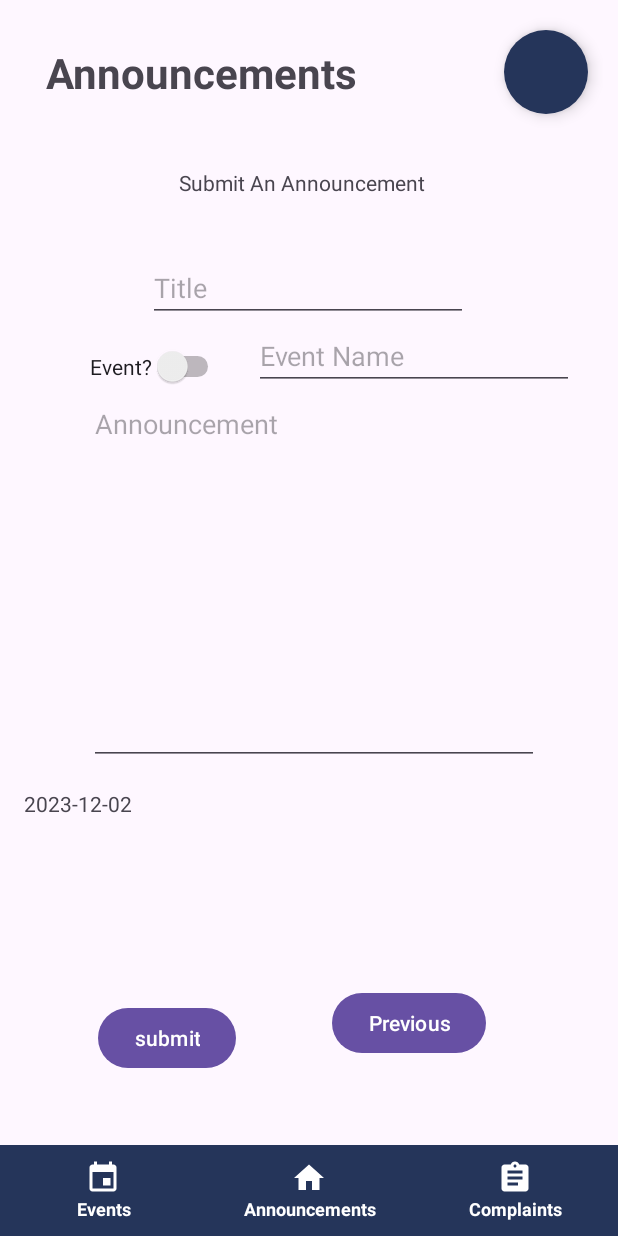
After one commit to MustafaTimbawala/B07GR12, an Android app: the fragment CreateAnnouncementFragment placed in its activity, on a phone screen of 412 x 824 dp. The commit adds this screen. Run offline under Robolectric (Android 15) with nearby library versions, the phone set to English and light mode, and no system bars; our stand-ins replace Firebase (no records; nobody signed in at launch, a user with empty details on screens opened directly); 1 statement that could not run was skipped.

Commit message:
added Mealad's code for creating announcements/complaints, and added my own code for navigation

```diff
--- /dev/null
+++ b/app/src/main/java/com/example/b07project/CreateAnnouncementFragment.java
@@ -0,0 +1,187 @@
+package com.example.b07project;
+
+import android.annotation.SuppressLint;
+import android.os.Bundle;
+
+import androidx.annotation.NonNull;
+import androidx.fragment.app.Fragment;
+import androidx.fragment.app.FragmentManager;
+import androidx.fragment.app.FragmentTransaction;
+
+import android.view.LayoutInflater;
+import android.view.View;
+import android.view.ViewGroup;
+import android.widget.CompoundButton;
+import android.widget.EditText;
+import android.widget.Switch;
+import android.widget.TextView;
+
+import com.google.android.material.snackbar.Snackbar;
+import com.google.firebase.database.DataSnapshot;
+import com.google.firebase.database.DatabaseError;
+import com.google.firebase.database.DatabaseReference;
+import com.google.firebase.database.FirebaseDatabase;
+import com.google.firebase.database.ValueEventListener;
+
+import java.time.LocalDate;
+import java.util.Objects;
+
+public class CreateAnnouncementFragment extends Fragment {
+
+    private static final String ARG_USERNAME = "username";
+    private static final String ARG_ADMIN = "admin";
+    private String username;
+    private boolean admin;
+    EditText announceTitle;
+    EditText announceInput;
+    EditText eventNameInput;
+    TextView announceHead;
+    TextView announceDate;
+    FirebaseDatabase firebase;
+
+    public CreateAnnouncementFragment() {} // Required empty public constructor
+
+    public static CreateAnnouncementFragment newInstance(String username, boolean admin) {
+        CreateAnnouncementFragment fragment = new CreateAnnouncementFragment();
+        Bundle args = new Bundle();
+        args.putString(ARG_USERNAME, username);
+        args.putBoolean(ARG_ADMIN, admin);
+        fragment.setArguments(args);
+        return fragment;
+    }
+
+    @Override
+    public void onCreate(Bundle savedInstanceState) {
+        super.onCreate(savedInstanceState);
+        Bundle args = getArguments();
+        if (args != null) {
+            username = args.getString(ARG_USERNAME);
+            admin = args.getBoolean(ARG_ADMIN);
+        }
+    }
+
+    @Override
+    public View onCreateView(LayoutInflater inflater, ViewGroup container,
+                             Bundle savedInstanceState) {
+        // Inflate the layout for this fragment
+        View view = inflater.inflate(R.layout.fragment_create_announcement, container, false);
+
+        announceInput = (EditText) view.findViewById(R.id.Announcement);
+        announceHead = (TextView) view.findViewById(R.id.AnnounceHead);
+        announceTitle = (EditText) view.findViewById(R.id.AnnounceTitle);
+        eventNameInput = (EditText) view.findViewById(R.id.eventName);
+
+        eventNameInput.setFocusable(false);
+
+        LocalDate myObj = null;
+        if (android.os.Build.VERSION.SDK_INT >= android.os.Build.VERSION_CODES.O) {
+            myObj = LocalDate.now();
+        }
+
+        firebase = FirebaseDatabase.getInstance("https://complaints-c256f-default-rtdb.firebaseio.com");
+        DatabaseReference announceRef = firebase.getReference("Announcements");
+        DatabaseReference eventsRef = firebase.getReference("Events");
+        announceDate = (TextView) view.findViewById(R.id.AnnounceDate);
+        announceDate.setText(myObj.toString());
+
+        LocalDate finalMyObj = myObj;
+        view.findViewById(R.id.button_second).setOnClickListener(new View.OnClickListener() {
+            @Override
+            public void onClick(View view) {
+                announceRef.addListenerForSingleValueEvent(new ValueEventListener() {
+                    int id=0;
+                    @Override
+                    public void onDataChange(@NonNull DataSnapshot snapshot) {
+                        for (DataSnapshot child: snapshot.getChildren()){
+                            id++;
+                        }
+                        String title = announceTitle.getText().toString();
+                        String content = announceInput.getText().toString();
+                        @SuppressLint("UseSwitchCompatOrMaterialCode") Switch eventSwitch = view.findViewById(R.id.eventSwitch);
+                        if (eventSwitch.isChecked()){
+                            String eventName = eventNameInput.getText().toString();
+
+                            if(eventName.replaceAll("\\s+", "").equals("") || title.replaceAll("\\s+", "").equals("") || content.replaceAll("\\s+", "").equals("")) {
+                                Snackbar.make(view, "Fields cannot be empty", Snackbar.LENGTH_LONG)
+                                        .setAnchorView(R.id.button_second)
+                                        .setAction("Action", null).show();
+                            }
+
+                            else{
+                                eventsRef.addListenerForSingleValueEvent(new ValueEventListener() {
+                                    boolean eventOccur = false;
+                                    @Override
+                                    public void onDataChange(@NonNull DataSnapshot snapshot1) {
+                                        for (DataSnapshot child1: snapshot1.getChildren()){
+                                            if (Objects.requireNonNull(child1.child("Name").getValue()).toString().equals(eventName)){
+                                                eventOccur = true;
+                                            }
+                                        }
+                                        if (!eventOccur){
+                                            Snackbar.make(view, "Event does not exist.", Snackbar.LENGTH_LONG)
+                                                    .setAnchorView(R.id.button_second)
+                                                    .setAction("Action", null).show();
+                                        }
+                                        else{
+                                            announceRef.child("Announcement" + (id+1)).child("Title").setValue(title);
+                                            announceRef.child("Announcement" + (id+1)).child("Event Name").setValue(eventName);
+                                            announceRef.child("Announcement" + (id+1)).child("Content").setValue(content);
+                                            announceRef.child("Announcement" + (id+1)).child("Date").setValue(finalMyObj.toString());
+                                            announceRef.child("Announcement" + (id+1)).child("ID").setValue(id+1);
+                                        }
+                                    }
+
+                                    @Override
+                                    public void onCancelled(@NonNull DatabaseError error) {
+
+                                    }
+                                });
+                            }
+                        }
+                        else{
+                            if(title.replaceAll("\\s+", "").equals("") || content.replaceAll("\\s+", "").equals("")) {
+                                Snackbar.make(view, "Fields cannot be empty", Snackbar.LENGTH_LONG)
+                                        .setAnchorView(R.id.button_second)
+                                        .setAction("Action", null).show();
+                            }
+                            else{
+                                announceRef.child("Announcement" + (id+1)).child("Title").setValue(title);
+                                announceRef.child("Announcement" + (id+1)).child("Content").setValue(content);
+                                announceRef.child("Announcement" + (id+1)).child("Event Name").setValue("");
+                                announceRef.child("Announcement" + (id+1)).child("Date").setValue(finalMyObj.toString());
+                                announceRef.child("Announcement" + (id+1)).child("ID").setValue(id+1);
+                            }
+                        }
+                    }
+
+                    @Override
+                    public void onCancelled(@NonNull DatabaseError error) {
+
+                    }
+
+                });
+                FragmentManager fragmentManager = getActivity().getSupportFragmentManager();
+                FragmentTransaction fragmentTransaction = fragmentManager.beginTransaction();
+                fragmentTransaction.replace(R.id.mainFragment, ViewAnnouncementFragment.newInstance(username, admin));
+                fragmentTransaction.commit();
+            }
+        });
+
+        ((Switch)view.findViewById(R.id.eventSwitch)).setOnCheckedChangeListener(new CompoundButton.OnCheckedChangeListener() {
+            EditText eventName = (EditText) view.findViewById(R.id.eventName);
+            @Override
+            public void onCheckedChanged(CompoundButton buttonView, boolean isChecked) {
+                if (isChecked){
+                    eventName.setFocusableInTouchMode(true);
+                }
+                else {
+                    eventName.setFocusable(false);
+                    eventName.setText("");
+                }
+            }
+
+        });
+
+        return view;
+    }
+}
--- a/app/src/main/java/com/example/b07project/ViewAnnouncementFragment.java
+++ b/app/src/main/java/com/example/b07project/ViewAnnouncementFragment.java
@@ -1,10 +1,11 @@
 package com.example.b07project;
 
-import android.content.Intent;
 import android.os.Bundle;
 
 import androidx.annotation.NonNull;
 import androidx.fragment.app.Fragment;
+import androidx.fragment.app.FragmentManager;
+import androidx.fragment.app.FragmentTransaction;
 import androidx.recyclerview.widget.LinearLayoutManager;
 import androidx.recyclerview.widget.RecyclerView;
 
@@ -12,7 +13,6 @@ import android.util.Log;
 import android.view.LayoutInflater;
 import android.view.View;
 import android.view.ViewGroup;
-import android.widget.Button;
 
 import com.google.firebase.database.DataSnapshot;
 import com.google.firebase.database.DatabaseError;
@@ -63,6 +63,17 @@ public class ViewAnnouncementFragment extends Fragment {
                              Bundle savedInstanceState) {
         // Inflate the layout for this fragment
         View view = inflater.inflate(R.layout.fragment_view_announcement, container, false);
+
+        view.findViewById(R.id.createAnnouncement).setOnClickListener(new View.OnClickListener() {
+            @Override
+            public void onClick(View v) {
+                FragmentManager fragmentManager = getActivity().getSupportFragmentManager();
+                FragmentTransaction fragmentTransaction = fragmentManager.beginTransaction();
+                fragmentTransaction.replace(R.id.mainFragment, CreateAnnouncementFragment.newInstance(username, admin));
+                fragmentTransaction.commit();
+            }
+        });
+
         RecyclerView recyclerView = view.findViewById(R.id.recyclerView);
         announcementList = new ArrayList<>();
         adapter = new AnnouncementAdapter(announcementList);
@@ -70,6 +81,7 @@ public class ViewAnnouncementFragment extends Fragment {
         recyclerView.setAdapter(adapter);
 
         if (!admin) {
+            view.findViewById(R.id.createAnnouncement).setVisibility(View.GONE);
             fetchAnnouncementsStudent();
         } else{
             fetchAnnouncementsAdmin();
--- /dev/null
+++ b/app/src/main/res/layout/fragment_create_announcement.xml
@@ -0,0 +1,110 @@
+<?xml version="1.0" encoding="utf-8"?>
+<androidx.core.widget.NestedScrollView xmlns:android="http://schemas.android.com/apk/res/android"
+    xmlns:app="http://schemas.android.com/apk/res-auto"
+    xmlns:tools="http://schemas.android.com/tools"
+    android:layout_width="match_parent"
+    android:layout_height="match_parent"
+    tools:context=".CreateAnnouncementFragment">
+
+    <androidx.constraintlayout.widget.ConstraintLayout
+        android:layout_width="match_parent"
+        android:layout_height="match_parent"
+        android:padding="16dp">
+
+        <Button
+            android:id="@+id/button_second"
+            android:layout_width="wrap_content"
+            android:layout_height="wrap_content"
+            android:layout_marginTop="556dp"
+            android:text="submit"
+            app:layout_constraintEnd_toEndOf="parent"
+            app:layout_constraintHorizontal_bias="0.172"
+            app:layout_constraintStart_toStartOf="parent"
+            app:layout_constraintTop_toTopOf="parent" />
+
+        <TextView
+            android:id="@+id/AnnounceHead"
+            android:layout_width="173dp"
+            android:layout_height="45dp"
+            android:text="Submit An Announcement"
+            app:layout_constraintEnd_toEndOf="parent"
+            app:layout_constraintStart_toStartOf="parent"
+            app:layout_constraintTop_toTopOf="parent" />
+
+        <EditText
+            android:id="@+id/Announcement"
+            style="@android:style/TextAppearance.Medium"
+            android:layout_width="300dp"
+            android:layout_height="250dp"
+            android:gravity="top"
+            android:hint="Announcement"
+            android:inputType="textMultiLine"
+            android:maxLines="8"
+            app:layout_constraintBottom_toBottomOf="parent"
+            app:layout_constraintEnd_toEndOf="parent"
+            app:layout_constraintHorizontal_bias="0.54"
+            app:layout_constraintStart_toStartOf="parent"
+            app:layout_constraintTop_toBottomOf="@+id/AnnounceHead"
+            app:layout_constraintVertical_bias="0.036" />
+
+        <EditText
+            android:id="@+id/AnnounceTitle"
+            android:layout_width="wrap_content"
+            android:layout_height="wrap_content"
+            android:layout_marginTop="12dp"
+            android:ems="10"
+            android:hint="Title"
+            android:inputType="text"
+            app:layout_constraintEnd_toEndOf="parent"
+            app:layout_constraintHorizontal_bias="0.497"
+            app:layout_constraintStart_toStartOf="parent"
+            app:layout_constraintTop_toBottomOf="@+id/AnnounceHead" />
+
+        <TextView
+            android:id="@+id/AnnounceDate"
+            android:layout_width="wrap_content"
+            android:layout_height="wrap_content"
+            android:layout_marginTop="16dp"
+            android:text="TextView"
+            app:layout_constraintTop_toBottomOf="@+id/Announcement"
+            tools:layout_editor_absoluteX="74dp" />
+
+        <Button
+            android:id="@+id/Previous"
+            android:layout_width="wrap_content"
+            android:layout_height="wrap_content"
+            android:layout_marginTop="148dp"
+            android:layout_marginEnd="72dp"
+            android:text="Previous"
+            app:layout_constraintEnd_toEndOf="parent"
+            app:layout_constraintTop_toBottomOf="@+id/Announcement" />
+
+        <Switch
+            android:id="@+id/eventSwitch"
+            android:layout_width="wrap_content"
+            android:layout_height="wrap_content"
+            android:layout_marginTop="15dp"
+            android:text="Event?"
+            app:layout_constraintBottom_toTopOf="@+id/Announcement"
+            app:layout_constraintEnd_toEndOf="parent"
+            app:layout_constraintHorizontal_bias="0.151"
+            app:layout_constraintStart_toStartOf="parent"
+            app:layout_constraintTop_toBottomOf="@+id/AnnounceTitle"
+            app:layout_constraintVertical_bias="0.272" />
+
+        <EditText
+            android:id="@+id/eventName"
+            android:layout_width="wrap_content"
+            android:layout_height="wrap_content"
+            android:layout_marginStart="20dp"
+            android:ems="10"
+            android:inputType="none"
+            android:hint="Event Name"
+            app:layout_constraintBottom_toTopOf="@+id/Announcement"
+            app:layout_constraintStart_toEndOf="@+id/eventSwitch"
+            app:layout_constraintTop_toBottomOf="@+id/AnnounceTitle"
+            app:layout_constraintVertical_bias="1.0" />
+
+
+    </androidx.constraintlayout.widget.ConstraintLayout>
+</androidx.core.widget.NestedScrollView>
--- a/app/src/main/res/layout/fragment_view_complaint.xml
+++ b/app/src/main/res/layout/fragment_view_complaint.xml
@@ -39,7 +39,7 @@
             android:layout_marginTop="18dp"
             android:textSize="10dp"
             android:layout_marginEnd="57dp"
-            android:text="Create an Announcement"
+            android:text="Create Complaint"
             app:layout_constraintEnd_toEndOf="parent"
             app:layout_constraintTop_toTopOf="parent" />
 
```
Also changed, not shown: app/src/main/java/com/example/b07project/CreateComplaintFragment.java (added, +122 -0 lines), app/src/main/java/com/example/b07project/ViewComplaintFragment.java (+13 -0 lines), app/src/main/res/layout/fragment_create_complaint.xml (added, +83 -0 lines), app/src/main/res/layout/fragment_view_announcement.xml (+8 -0 lines).
